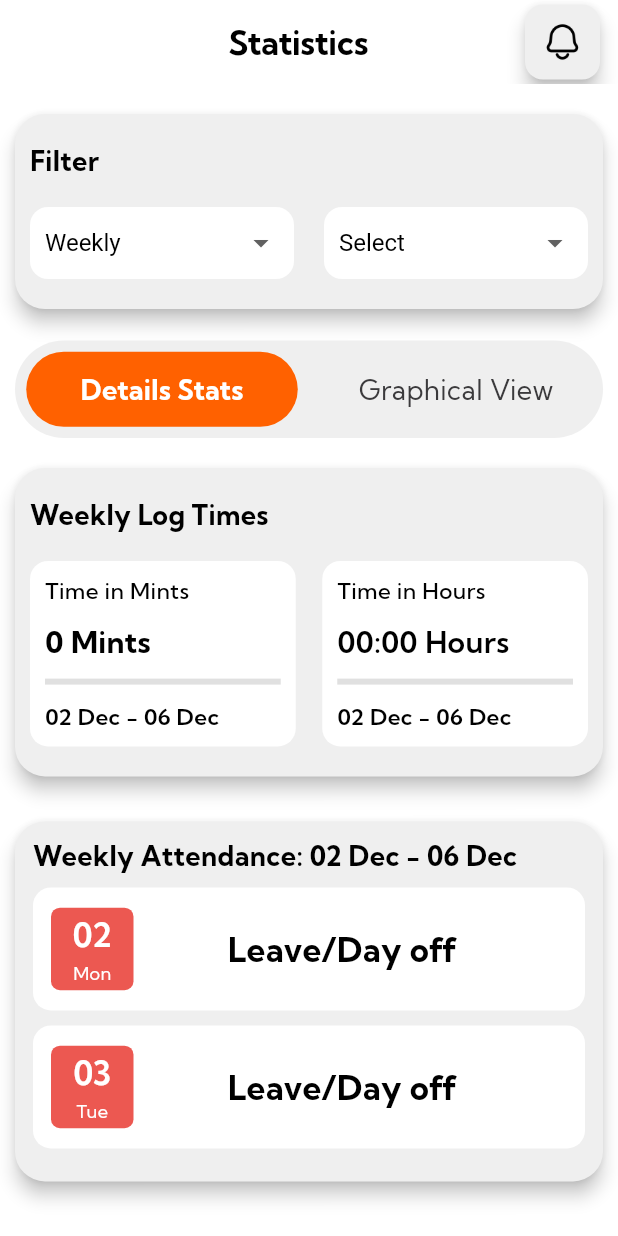
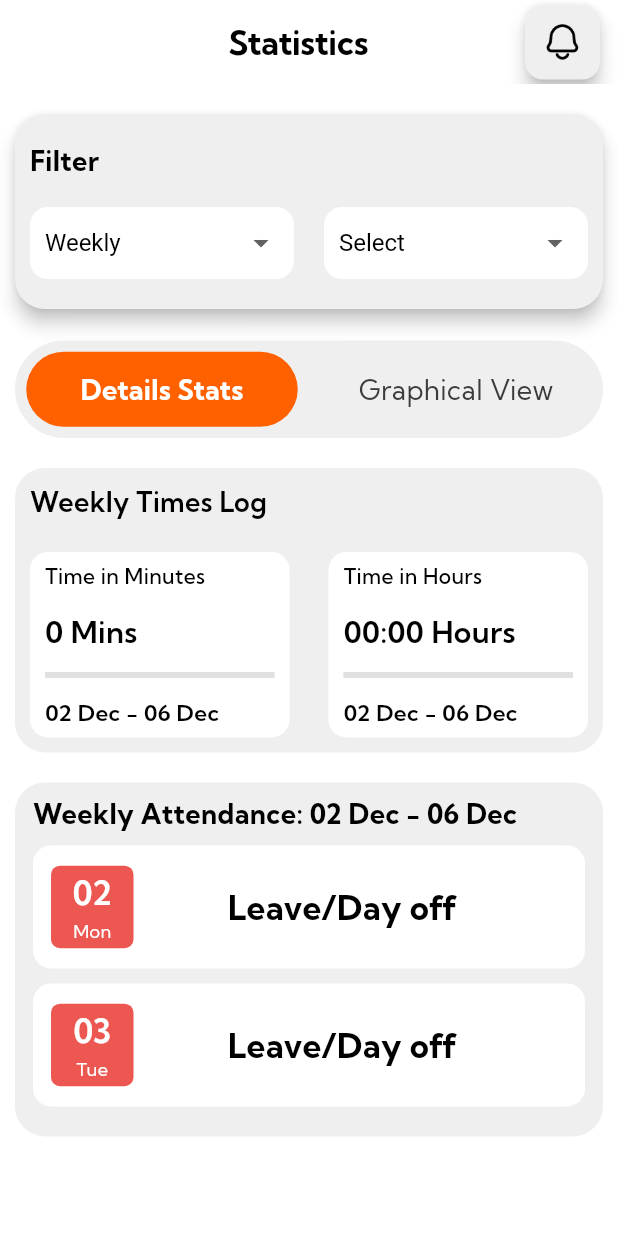
Before and after one commit to HaroonQuaidTech/attendance_app, a Flutter app: the StatsticsScreen screen opened by its route, on a phone screen of 412 x 824 dp. Run offline on Flutter 3.47's test engine with Material 3 defaults, Android fonts, the phone set to English and light mode, and no system bars; our stand-ins replace cloud_firestore, firebase_auth, firebase_core, firebase_storage, fl_chart, fluttertoast and 5 more; missing offline and left inert: draggable_fab; accounts and stored records are empty.

Commit message:
status buider weekly optimized

```diff
--- a/lib/components/statusbuilderweekly.dart
+++ b/lib/components/statusbuilderweekly.dart
@@ -365,30 +365,30 @@ class _StatusBuilerState extends State<StatusBuilderWeekly> {
 
   @override
   Widget build(BuildContext context) {
-    final Size screenSize = MediaQuery.of(context).size;
-    final double screenHeight = screenSize.height;
-    final double screenWidth = screenSize.width;
+    final screenSize = MediaQuery.of(context).size;
+    final screenHeight = screenSize.height;
+    final screenWidth = screenSize.width;
+
     final now = DateTime.now();
     final startOfWeek = now.subtract(Duration(days: now.weekday - 1));
     final endOfWeek = startOfWeek.add(const Duration(days: 4));
-    final String startFormatted = DateFormat('dd MMM').format(startOfWeek);
-    final String endFormatted = DateFormat('dd MMM').format(endOfWeek);
+    final dateRange =
+        '${DateFormat('dd MMM').format(startOfWeek)} - ${DateFormat('dd MMM').format(endOfWeek)}';
 
     return Padding(
       padding: const EdgeInsets.only(top: 20.0),
       child: Column(
         children: [
-          FutureBuilder(
+          FutureBuilder<Map<String, dynamic>>(
             future: _getWeeklyData(userId),
             builder: (context, snapshot) {
               if (snapshot.connectionState == ConnectionState.waiting) {
                 return const Padding(
                   padding: EdgeInsets.only(top: 150.0),
-                  child: Center(
-                    child: CircularProgressIndicator(),
-                  ),
+                  child: Center(child: CircularProgressIndicator()),
                 );
               }
+
               if (snapshot.hasError) {
                 return const Center(
                   child: Text(
@@ -397,6 +397,7 @@ class _StatusBuilerState extends State<StatusBuilderWeekly> {
                   ),
                 );
               }
+
               if (!snapshot.hasData || snapshot.data == null) {
                 return const Center(
                   child: Text(
@@ -407,144 +408,53 @@ class _StatusBuilerState extends State<StatusBuilderWeekly> {
               }
 
               final attendanceData = snapshot.data!['attendanceData']
-                  as List<Map<String, dynamic>?>;
-              final weeklyData = snapshot.data!['attendanceData']
                       as List<Map<String, dynamic>?>? ??
                   [];
-
-              final totalTime = _calculateWeeklyMins(weeklyData);
+              final totalMinutes = _calculateWeeklyMins(attendanceData);
               final totalHoursFormatted =
-                  _convertMinutesToTimeFormat(totalTime);
-              (totalTime / 60).toStringAsFixed(2);
+                  _convertMinutesToTimeFormat(totalMinutes);
 
               const double maxHours = 45;
-              final double progress = totalTime / 60 / maxHours;
+              final double progress = totalMinutes / 60 / maxHours;
 
               return Column(
                 children: [
                   Material(
                     borderRadius: BorderRadius.circular(20),
                     color: Theme.of(context).colorScheme.tertiary,
-                    elevation: 5,
                     child: Padding(
                       padding: const EdgeInsets.symmetric(
-                          horizontal: 10.0, vertical: 20.0),
+                          horizontal: 10.0, vertical: 10.0),
                       child: Column(
                         crossAxisAlignment: CrossAxisAlignment.start,
                         children: [
                           const Text(
-                            'Weekly Log Times',
+                            'Weekly Times Log',
                             style: TextStyle(
+                              fontWeight: FontWeight.w600,
                               fontSize: 18,
-                              height: 0,
-                              fontWeight: FontWeight.bold,
                             ),
                           ),
                           const SizedBox(height: 20),
                           Row(
                             mainAxisAlignment: MainAxisAlignment.spaceBetween,
                             children: [
-                              Container(
-                                height: screenHeight * 0.15,
-                                width: screenWidth * 0.43,
-                                decoration: BoxDecoration(
-                                  borderRadius: BorderRadius.circular(12),
-                                  color: Colors.white,
-                                ),
-                                child: Padding(
-                                  padding: const EdgeInsets.symmetric(
-                                      horizontal: 10.0, vertical: 10),
-                                  child: Column(
-                                    crossAxisAlignment:
-                                        CrossAxisAlignment.start,
-                                    mainAxisAlignment:
-                                        MainAxisAlignment.spaceBetween,
-                                    children: [
-                                      const Text(
-                                        'Time in Mints',
-                                        style: TextStyle(
-                                          fontWeight: FontWeight.w500,
-                                          fontSize: 15,
-                                          height: 0,
-                                        ),
-                                      ),
-                                      Text(
-                                        '$totalTime Mints',
-                                        style: const TextStyle(
-                                          fontWeight: FontWeight.bold,
-                                          fontSize: 20,
-                                          height: 0,
-                                        ),
-                                      ),
-                                      LinearProgressIndicator(
-                                        value: totalTime / 60 / maxHours,
-                                        backgroundColor: Colors.grey[300],
-                                        color: Theme.of(context)
-                                            .colorScheme
-                                            .primary,
-                                      ),
-                                      Text(
-                                        '$startFormatted - $endFormatted',
-                                        style: const TextStyle(
-                                          fontWeight: FontWeight.w600,
-                                          fontSize: 15,
-                                          height: 0,
-                                        ),
-                                      ),
-                                    ],
-                                  ),
-                                ),
+                              _buildTimeCard(
+                                screenHeight: screenHeight,
+                                screenWidth: screenWidth,
+                                title: 'Time in Minutes',
+                                value: '$totalMinutes Mins',
+                                progress: progress,
+                                dateRange: dateRange,
                               ),
-                              Container(
-                                height: screenHeight * 0.15,
-                                width: screenWidth * 0.43,
-                                decoration: BoxDecoration(
-                                  borderRadius: BorderRadius.circular(12),
-                                  color: Colors.white,
-                                ),
-                                child: Padding(
-                                  padding: const EdgeInsets.symmetric(
-                                      horizontal: 10.0, vertical: 10),
-                                  child: Column(
-                                    mainAxisAlignment:
-                                        MainAxisAlignment.spaceBetween,
-                                    crossAxisAlignment:
-                                        CrossAxisAlignment.start,
-                                    children: [
-                                      const Text(
-                                        'Time in Hours',
-                                        style: TextStyle(
-                                          fontWeight: FontWeight.w500,
-                                          fontSize: 15,
-                                          height: 0,
-                                        ),
-                                      ),
-                                      Text(
-                                        '$totalHoursFormatted Hours',
-                                        style: const TextStyle(
-                                          fontWeight: FontWeight.w600,
-                                          fontSize: 20,
-                                          height: 0,
-                                        ),
-                                      ),
-                                      LinearProgressIndicator(
-                                        value: progress,
-                                        backgroundColor: Colors.grey[300],
-                                        color: Theme.of(context)
-                                            .colorScheme
-                                            .primary,
-                                      ),
-                                      Text(
-                                        '$startFormatted - $endFormatted',
-                                        style: const TextStyle(
-                                          fontWeight: FontWeight.w600,
-                                          fontSize: 15,
-                                          height: 0,
-                                        ),
-                                      ),
-                                    ],
-                                  ),
-                                ),
+                              const SizedBox(height: 20),
+                              _buildTimeCard(
+                                screenHeight: screenHeight,
+                                screenWidth: screenWidth,
+                                title: 'Time in Hours',
+                                value: '$totalHoursFormatted Hours',
+                                progress: progress,
+                                dateRange: dateRange,
                               ),
                             ],
                           ),
@@ -552,18 +462,18 @@ class _StatusBuilerState extends State<StatusBuilderWeekly> {
                       ),
                     ),
                   ),
-                  const SizedBox(height: 30),
+                  const SizedBox(height: 20),
                   Material(
+                    color: Theme.of(context).colorScheme.tertiary,
                     borderRadius: BorderRadius.circular(20),
-                    color: Theme.of(context).colorScheme.tertiary,
-                    elevation: 5,
                     child: Padding(
-                      padding: const EdgeInsets.all(12.0),
+                      padding: const EdgeInsets.symmetric(
+                          horizontal: 12, vertical: 10),
                       child: Column(
                         crossAxisAlignment: CrossAxisAlignment.start,
                         children: [
                           Text(
-                            'Weekly Attendance: ${'$startFormatted - $endFormatted'}',
+                            'Weekly Attendance: $dateRange',
                             style: const TextStyle(
                               fontWeight: FontWeight.bold,
                               fontSize: 18,
@@ -571,9 +481,7 @@ class _StatusBuilerState extends State<StatusBuilderWeekly> {
                             ),
                           ),
                           const SizedBox(height: 10),
-                          _buildAttendance(
-                            data: attendanceData,
-                          ),
+                          _buildAttendance(data: attendanceData),
                         ],
                       ),
                     ),
@@ -587,4 +495,58 @@ class _StatusBuilerState extends State<StatusBuilderWeekly> {
       ),
     );
   }
+
+// Reusable widget for time display cards
+  Widget _buildTimeCard({
+    required double screenHeight,
+    required double screenWidth,
+    required String title,
+    required String value,
+    required double progress,
+    required String dateRange,
+  }) {
+    return Container(
+      height: screenHeight * 0.15,
+      width: screenWidth * 0.42,
+      decoration: BoxDecoration(
+        borderRadius: BorderRadius.circular(12),
+        color: Colors.white,
+      ),
+      child: Padding(
+        padding: const EdgeInsets.symmetric(horizontal: 10.0),
+        child: Column(
+          mainAxisAlignment: MainAxisAlignment.spaceAround,
+          crossAxisAlignment: CrossAxisAlignment.start,
+          children: [
+            Text(
+              title,
+              style: const TextStyle(
+                fontWeight: FontWeight.w500,
+                fontSize: 14,
+              ),
+            ),
+            Text(
+              value,
+              style: const TextStyle(
+                fontWeight: FontWeight.w600,
+                fontSize: 20,
+              ),
+            ),
+            LinearProgressIndicator(
+              value: progress,
+              backgroundColor: Colors.grey[300],
+              color: Theme.of(context).colorScheme.primary,
+            ),
+            Text(
+              dateRange,
+              style: const TextStyle(
+                fontWeight: FontWeight.w600,
+                fontSize: 15,
+              ),
+            ),
+          ],
+        ),
+      ),
+    );
+  }
 }
```
